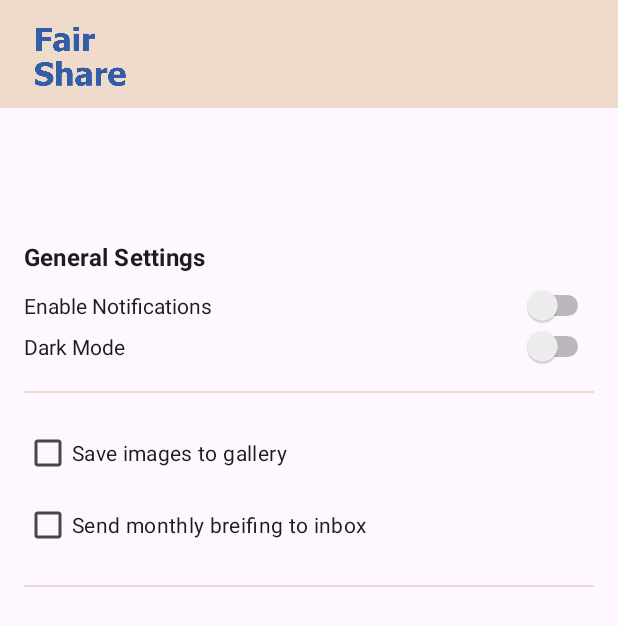
After one commit to jnh12/Fair-Share, an Android app: the settingsActivity screen opened directly, with no data from a screen before it, on a phone screen of 412 x 824 dp. The commit adds this screen. Shown: the top 626 px of the screen. Run offline under Robolectric (Android 15) with nearby library versions, the phone set to English and light mode, and no system bars.

Commit message:
frontend template done

```diff
--- a/app/src/main/AndroidManifest.xml
+++ b/app/src/main/AndroidManifest.xml
@@ -18,6 +18,9 @@
         android:supportsRtl="true"
         android:theme="@style/Theme.FairShare"
         tools:targetApi="31">
+        <activity
+            android:name=".settingsActivity"
+            android:exported="false" />
         <activity
             android:name=".recentsActivity"
             android:exported="false" />
--- a/app/src/main/java/com/example/fair_share/MainActivity.java
+++ b/app/src/main/java/com/example/fair_share/MainActivity.java
@@ -74,7 +74,8 @@ public class MainActivity extends AppCompatActivity {
             startActivity(intent);
         }
         else if (id == R.id.settings_button) {
-
+            Intent intent = new Intent(this, settingsActivity.class);
+            startActivity(intent);
         }
     }
 
--- /dev/null
+++ b/app/src/main/java/com/example/fair_share/settingsActivity.java
@@ -0,0 +1,14 @@
+package com.example.fair_share;
+
+import android.os.Bundle;
+
+import androidx.appcompat.app.AppCompatActivity;
+
+public class settingsActivity extends AppCompatActivity {
+
+    @Override
+    protected void onCreate(Bundle savedInstanceState) {
+        super.onCreate(savedInstanceState);
+        setContentView(R.layout.activity_settings);
+    }
+}
--- /dev/null
+++ b/app/src/main/res/layout/activity_settings.xml
@@ -0,0 +1,98 @@
+<?xml version="1.0" encoding="utf-8"?>
+<androidx.constraintlayout.widget.ConstraintLayout xmlns:android="http://schemas.android.com/apk/res/android"
+    xmlns:app="http://schemas.android.com/apk/res-auto"
+    xmlns:tools="http://schemas.android.com/tools"
+    android:id="@+id/main"
+    android:layout_width="match_parent"
+    android:layout_height="match_parent"
+    tools:context=".settingsActivity">
+
+    <View
+        android:id="@+id/headerBar"
+        android:layout_width="0dp"
+        android:layout_height="72dp"
+        android:background="@color/fairshare_FOURTH"
+        app:layout_constraintEnd_toEndOf="parent"
+        app:layout_constraintStart_toStartOf="parent"
+        app:layout_constraintTop_toTopOf="parent" />
+
+    <ImageView
+        android:id="@+id/imageView2"
+        android:layout_width="75dp"
+        android:layout_height="42dp"
+        android:layout_marginTop="16dp"
+        app:layout_constraintEnd_toEndOf="parent"
+        app:layout_constraintHorizontal_bias="0.047"
+        app:layout_constraintStart_toStartOf="parent"
+        app:layout_constraintTop_toTopOf="parent"
+        app:layout_constraintVertical_bias="0.023"
+        app:srcCompat="@drawable/logotext"
+        app:tint="@color/fairshare_MAIN" />
+
+    <androidx.core.widget.NestedScrollView
+        android:id="@+id/scrollView"
+        android:layout_width="0dp"
+        android:layout_height="0dp"
+        android:layout_marginTop="72dp"
+        app:layout_constraintBottom_toBottomOf="parent"
+        app:layout_constraintEnd_toEndOf="parent"
+        app:layout_constraintStart_toStartOf="parent"
+        app:layout_constraintTop_toBottomOf="@+id/headerBar">
+
+        <LinearLayout
+            android:layout_width="match_parent"
+            android:layout_height="wrap_content"
+            android:orientation="vertical"
+            android:padding="16dp">
+
+            <!-- Settings Category 1 -->
+            <TextView
+                android:layout_width="match_parent"
+                android:layout_height="wrap_content"
+                android:text="General Settings"
+                android:textAppearance="?attr/textAppearanceSubtitle1"
+                android:textStyle="bold"
+                android:paddingBottom="8dp" />
+
+            <Switch
+                android:id="@+id/switch1"
+                android:layout_width="match_parent"
+                android:layout_height="wrap_content"
+                android:text="Enable Notifications" />
+
+            <Switch
+                android:id="@+id/switch2"
+                android:layout_width="match_parent"
+                android:layout_height="wrap_content"
+                android:text="Dark Mode" />
+
+            <View
+                android:layout_width="match_parent"
+                android:layout_height="1dp"
+                android:background="@color/fairshare_FOURTH"
+                android:layout_marginVertical="16dp" />
+
+            <!-- Settings Category 2 -->
+
+            <CheckBox
+                android:id="@+id/checkBox1"
+                android:layout_width="match_parent"
+                android:layout_height="wrap_content"
+                android:text="Save images to gallery" />
+
+            <CheckBox
+                android:id="@+id/checkBox2"
+                android:layout_width="match_parent"
+                android:layout_height="wrap_content"
+                android:text="Send monthly breifing to inbox" />
+
+            <View
+                android:layout_width="match_parent"
+                android:layout_height="1dp"
+                android:background="@color/fairshare_FOURTH"
+                android:layout_marginVertical="16dp" />
+
+            <!-- More settings can be added here -->
+        </LinearLayout>
+    </androidx.core.widget.NestedScrollView>
+</androidx.constraintlayout.widget.ConstraintLayout>
--- a/app/src/main/res/values/themes.xml
+++ b/app/src/main/res/values/themes.xml
@@ -3,6 +3,7 @@
     <style name="Base.Theme.FairShare" parent="Theme.Material3.DayNight.NoActionBar">
         <!-- Customize your light theme here. -->
         <!-- <item name="colorPrimary">@color/my_light_primary</item> -->
+        <item name="colorPrimary">@color/fairshare_MAIN</item>
     </style>
 
     <!-- Application theme inheriting from Base Theme -->
```
